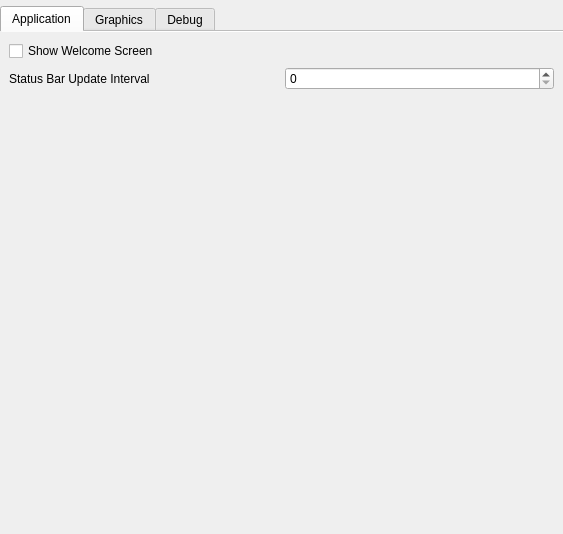
The window that src/ui/SettingsDialog.ui (Zipeerix/capy-art-studio) describes before a commit, drawn with Qt 5.
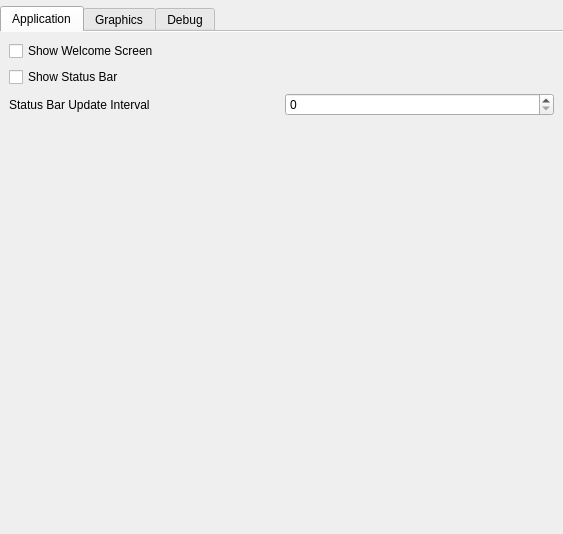
The same window after the commit. Icons and pictures are not drawn.

Commit message: CAS-134: Status bar setting

Patch:
```diff
--- a/src/ui/SettingsDialog.ui
+++ b/src/ui/SettingsDialog.ui
@@ -62,6 +62,13 @@
          </property>
         </widget>
        </item>
+                            <item>
+                                <widget class="QCheckBox" name="showStatusBackCheckbox">
+                                    <property name="text">
+                                        <string>Show Status Bar</string>
+                                    </property>
+                                </widget>
+                            </item>
        <item>
         <layout class="QHBoxLayout" name="horizontalLayout_6">
          <item>
```
Left out of the diff: 3 changed lines with no effect on the pictures. Lines whose indentation alone changed are shown as unchanged. The commit also changes 13 other files.
